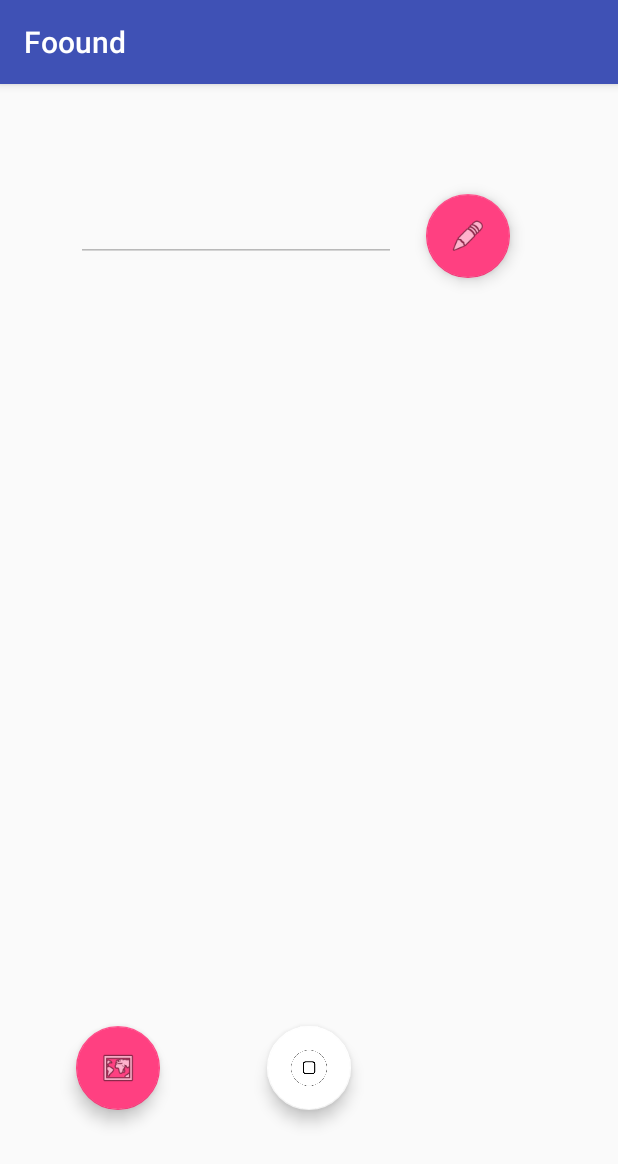
After one commit to Justin-RP/Foound, an Android app: the HomePageActivity screen opened directly, with no data from a screen before it, on a phone screen of 412 x 824 dp. The commit adds this screen. Shown: the top 1164 px of the screen. Run offline under Robolectric (Android 15) with nearby library versions, the phone set to English and light mode, and no system bars.

Commit message:
completed dialog for homepage activity new input xml file

```diff
--- a/app/build.gradle
+++ b/app/build.gradle
@@ -16,13 +16,15 @@ android {
             proguardFiles getDefaultProguardFile('proguard-android.txt'), 'proguard-rules.pro'
         }
     }
+    buildToolsVersion '27.0.3'
 }
 
 dependencies {
-    implementation fileTree(dir: 'libs', include: ['*.jar'])
+    implementation fileTree(include: ['*.jar'], dir: 'libs')
     implementation 'com.android.support:appcompat-v7:27.1.1'
     implementation 'com.android.support.constraint:constraint-layout:1.1.0'
     testImplementation 'junit:junit:4.12'
     androidTestImplementation 'com.android.support.test:runner:1.0.2'
     androidTestImplementation 'com.android.support.test.espresso:espresso-core:3.0.2'
+    implementation 'com.android.support:design:27.1.1'
 }
--- a/app/src/main/AndroidManifest.xml
+++ b/app/src/main/AndroidManifest.xml
@@ -9,14 +9,15 @@
         android:roundIcon="@mipmap/ic_launcher_round"
         android:supportsRtl="true"
         android:theme="@style/AppTheme">
-        <activity android:name=".MainActivity">
+        <activity android:name=".StartActivity">
             <intent-filter>
                 <action android:name="android.intent.action.MAIN" />
 
                 <category android:name="android.intent.category.LAUNCHER" />
             </intent-filter>
         </activity>
-        <activity android:name=".ShowListActivity"></activity>
+        <activity android:name=".ShowListActivity" />
+        <activity android:name=".HomePageActivity"></activity>
     </application>
 
 </manifest>
--- /dev/null
+++ b/app/src/main/java/com/example/a16022916/foound/HomePageActivity.java
@@ -0,0 +1,68 @@
+package com.example.a16022916.foound;
+
+import android.content.Context;
+import android.content.DialogInterface;
+import android.support.design.widget.FloatingActionButton;
+import android.support.v7.app.AlertDialog;
+import android.support.v7.app.AppCompatActivity;
+import android.os.Bundle;
+import android.view.LayoutInflater;
+import android.view.View;
+import android.widget.EditText;
+import android.widget.TextView;
+
+public class HomePageActivity extends AppCompatActivity {
+    FloatingActionButton editButton, map, button, edit;
+    EditText editTitle;
+    TextView textBox;
+
+
+    @Override
+    protected void onCreate(Bundle savedInstanceState) {
+        super.onCreate(savedInstanceState);
+        setContentView(R.layout.activity_home_page);
+
+        editTitle = findViewById(R.id.editTitle);
+        textBox = findViewById(R.id.textBoxView);
+        editButton = findViewById(R.id.editTitleButton);
+        map = findViewById(R.id.mapButton);
+        button = findViewById(R.id.biikenButton);
+
+        //Edit Title Button
+        editButton.setOnClickListener(new View.OnClickListener() {
+            @Override
+            public void onClick(View v) {
+
+                LayoutInflater inflater =
+                        (LayoutInflater) getBaseContext().getSystemService(Context.LAYOUT_INFLATER_SERVICE);
+                View viewDialog = inflater.inflate(R.layout.input, null);
+
+                // Obtain the UI component in the input.xml layout
+                final EditText name = viewDialog.findViewById(R.id.editText);
+                final EditText date = viewDialog.findViewById(R.id.editText2);
+                AlertDialog.Builder myBuilder = new AlertDialog.Builder(HomePageActivity.this);
+
+                // Set the view of the dialog
+                myBuilder.setView(viewDialog);
+                myBuilder.setTitle("Change title");
+
+                myBuilder.setPositiveButton("Save", new DialogInterface.OnClickListener() {
+                    @Override
+                    public void onClick(DialogInterface dialog, int which) {
+
+                        // Extract the Text entered by the user
+                        String takeName = name.getText().toString();
+                        String takeDate = date.getText().toString();
+                        String message = "Name: " + takeName + "\n" + "Date: " + takeDate;
+                        // Update the Text to Edit
+                        editTitle.setText(message);
+                    }
+                });
+                myBuilder.setNegativeButton("Cancel", null);
+                AlertDialog myDialog = myBuilder.create();
+                myDialog.show();
+
+            }
+        });
+    }
+}
--- /dev/null
+++ b/app/src/main/res/layout/activity_home_page.xml
@@ -0,0 +1,60 @@
+<?xml version="1.0" encoding="utf-8"?>
+<RelativeLayout xmlns:android="http://schemas.android.com/apk/res/android"
+    xmlns:app="http://schemas.android.com/apk/res-auto"
+    xmlns:tools="http://schemas.android.com/tools"
+    android:layout_width="match_parent"
+    android:layout_height="match_parent"
+    tools:context=".HomePageActivity">
+
+    <EditText
+        android:id="@+id/editTitle"
+        android:layout_width="wrap_content"
+        android:layout_height="wrap_content"
+        android:layout_alignParentTop="true"
+        android:layout_alignStart="@+id/textBoxView"
+        android:layout_marginTop="73dp"
+        android:ems="10"
+        android:enabled="false"
+        android:inputType="textPersonName"
+        android:layout_alignLeft="@+id/textBoxView" />
+
+    <android.support.design.widget.FloatingActionButton
+        android:id="@+id/editTitleButton"
+        android:layout_width="wrap_content"
+        android:layout_height="58dp"
+        android:layout_alignParentEnd="true"
+        android:layout_alignTop="@+id/editTitle"
+        android:layout_marginEnd="72dp"
+        android:clickable="true"
+        app:srcCompat="@android:drawable/ic_menu_edit"
+        android:layout_alignParentRight="true"
+        android:layout_marginRight="72dp" />
+
+    <TextView
+        android:id="@+id/textBoxView"
+        android:layout_width="310dp"
+        android:layout_height="190dp"
+        android:layout_centerInParent="true" />
+
+    <android.support.design.widget.FloatingActionButton
+        android:id="@+id/mapButton"
+        android:layout_width="wrap_content"
+        android:layout_height="wrap_content"
+        android:layout_alignParentBottom="true"
+        android:layout_alignStart="@+id/editTitle"
+        android:layout_marginBottom="84dp"
+        android:clickable="true"
+        app:srcCompat="@android:drawable/ic_menu_mapmode"
+        android:layout_alignLeft="@+id/editTitle" />
+
+    <android.support.design.widget.FloatingActionButton
+        android:id="@+id/biikenButton"
+        android:layout_width="wrap_content"
+        android:layout_height="wrap_content"
+        android:layout_alignTop="@+id/mapButton"
+        android:layout_below="@+id/textBoxView"
+        android:layout_centerHorizontal="true"
+        android:clickable="true"
+        app:backgroundTint="@android:color/background_light"
+        app:srcCompat="@drawable/button" />
+</RelativeLayout>
--- a/app/src/main/res/layout/activity_show_list.xml
+++ b/app/src/main/res/layout/activity_show_list.xml
@@ -14,7 +14,7 @@
         app:srcCompat="@android:drawable/alert_dark_frame" />
 
     <TextView
-        android:id="@+id/textView"
+        android:id="@+id/textBoxView"
         android:layout_width="wrap_content"
         android:layout_height="wrap_content"
         android:layout_weight="1"
--- a/app/src/main/res/layout/activity_start.xml
+++ b/app/src/main/res/layout/activity_start.xml
@@ -13,7 +13,7 @@
         android:layout_height="200dp"
         android:layout_centerHorizontal="true"
         android:layout_marginTop="50dp"
-        app:srcCompat="@drawable/biken" />
+        app:srcCompat="@drawable/button" />
 
     <TextView
         android:id="@+id/textView"
```
Also changed, not shown: app/src/main/java/com/example/a16022916/foound/StartActivity.java (+2 -12 lines), app/src/main/res/layout/input.xml (added, +32 -0 lines), app/src/main/res/drawable/button.png (added), app/src/main/res/drawable/edit.png (added), app/src/main/res/drawable/map.png (added), app/src/main/res/drawable/setting.png (added), app/src/main/res/drawable/sidemenu.png (added).
